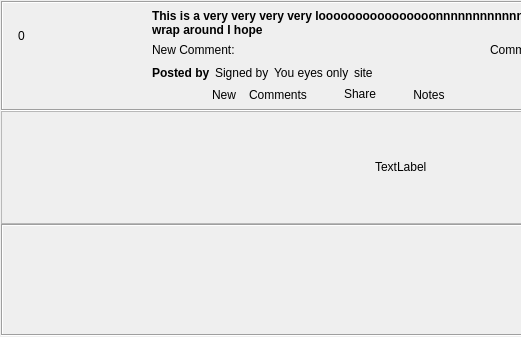
The window that retroshare-gui/src/gui/Posted/PostedItem.ui (RetroShare/RetroShare) describes before a commit, drawn with Qt 5; both pictures show x 0 to 521 and y 0 to 337 of the 825 by 337 pixel window.
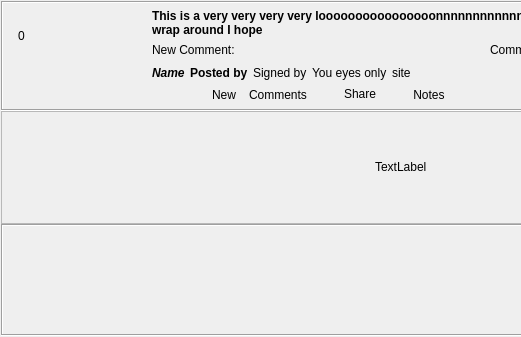
The same window after the commit. Icons and pictures are not drawn. Custom widgets are drawn as their Qt base class.

Commit message:
Added a Label open the Board of the post via rs link
Added a Label for open the Board of the post via rs link, to show on news feed the link.

Diff of the .ui file:
```diff
--- a/retroshare-gui/src/gui/Posted/PostedItem.ui
+++ b/retroshare-gui/src/gui/Posted/PostedItem.ui
@@ -320,6 +320,23 @@
           <property name="rightMargin">
            <number>6</number>
           </property>
+          <item>
+           <widget class="QLabel" name="nameLabel">
+            <property name="font">
+             <font>
+              <weight>75</weight>
+              <italic>true</italic>
+              <bold>true</bold>
+             </font>
+            </property>
+            <property name="text">
+             <string>Name</string>
+            </property>
+            <property name="openExternalLinks">
+             <bool>true</bool>
+            </property>
+           </widget>
+          </item>
           <item>
            <widget class="QLabel" name="fromBoldLabel">
             <property name="sizePolicy">
```
The commit also changes 1 other file.
